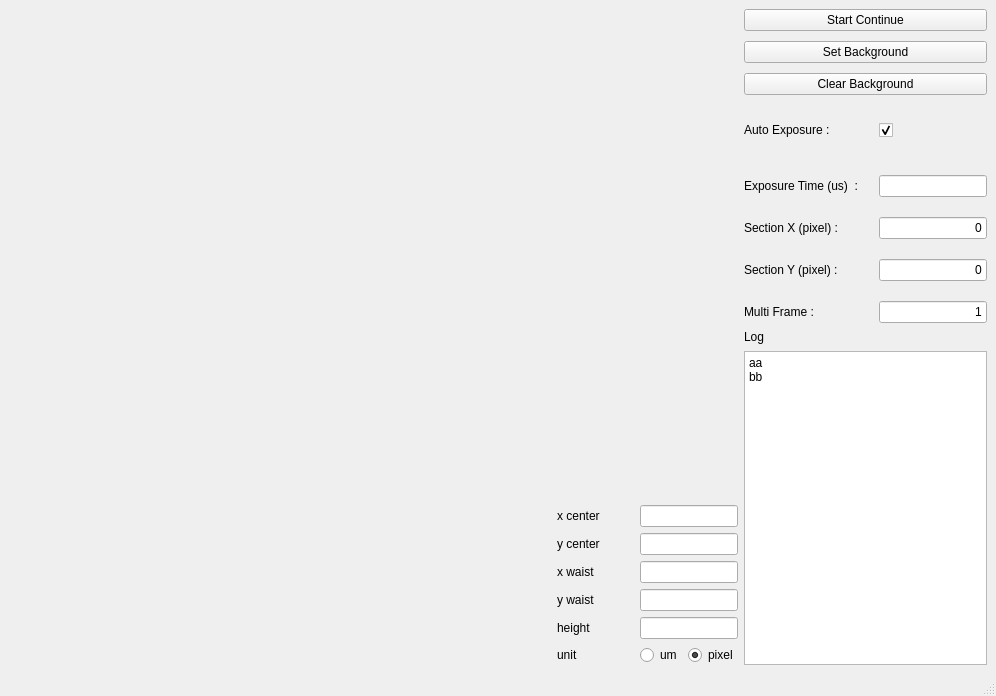
Before: the Qt Designer form FlirCamWindow.ui in cyqian97/FlirCamBeamFitter, drawn with Qt 5.
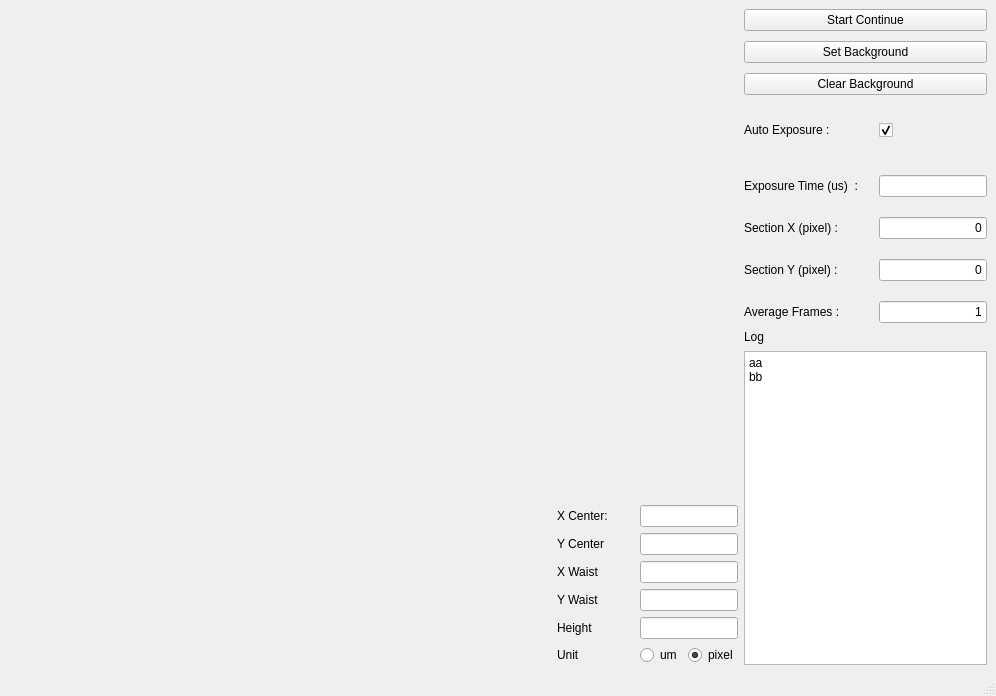
After: the same form once the commit is applied.

Commit message: average finished

Patch:
```diff
--- a/FlirCamWindow.ui
+++ b/FlirCamWindow.ui
@@ -30,42 +30,42 @@
           <item row="2" column="0">
            <widget class="QLabel" name="labelxWaist">
             <property name="text">
-             <string>x waist</string>
+             <string>X Waist</string>
             </property>
            </widget>
           </item>
           <item row="4" column="0">
            <widget class="QLabel" name="labelHeight">
             <property name="text">
-             <string>height</string>
+             <string>Height</string>
             </property>
            </widget>
           </item>
           <item row="5" column="0">
            <widget class="QLabel" name="labelUnit">
             <property name="text">
-             <string>unit</string>
+             <string>Unit</string>
             </property>
            </widget>
           </item>
           <item row="1" column="0">
            <widget class="QLabel" name="labelyCenter">
             <property name="text">
-             <string>y center</string>
+             <string>Y Center</string>
             </property>
            </widget>
           </item>
           <item row="3" column="0">
            <widget class="QLabel" name="labelyWaist">
             <property name="text">
-             <string>y waist</string>
+             <string>Y Waist</string>
             </property>
            </widget>
           </item>
           <item row="0" column="0">
            <widget class="QLabel" name="labelxCenter">
             <property name="text">
-             <string>x center</string>
+             <string>X Center:</string>
             </property>
            </widget>
           </item>
@@ -327,7 +327,7 @@
             <item row="4" column="0">
              <widget class="QLabel" name="label">
               <property name="text">
-               <string>Multi Frame :</string>
+               <string>Average Frames :</string>
               </property>
              </widget>
             </item>
```
Left out of the diff: 2 changed lines with no effect on the pictures. The commit also changes 9 other files.
